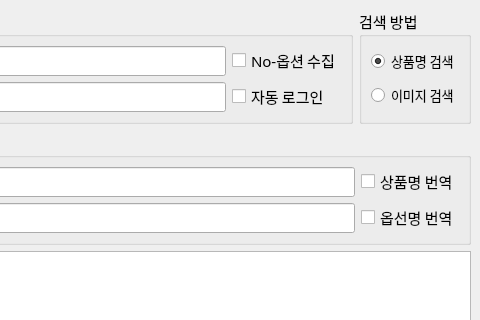
Qt form JingDongShoppingCrawller/driver/main_ui.ui (TomLee9903/TomLee9903) before a commit; both pictures show x 195 to 675 and y 0 to 320 of the 675 by 641 pixel window.
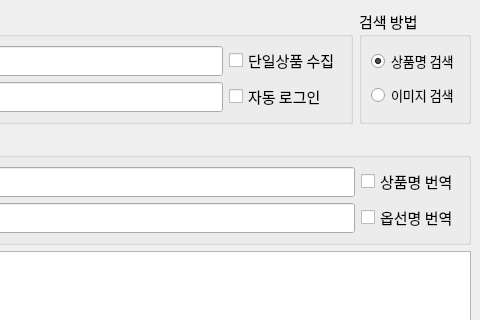
The same form after that commit.

Commit message: [JingDong] Jingdong 업데이트

What changed in the file:
```diff
--- a/JingDongShoppingCrawller/driver/main_ui.ui
+++ b/JingDongShoppingCrawller/driver/main_ui.ui
@@ -93,7 +93,7 @@
        <item row="0" column="2">
         <widget class="QCheckBox" name="no_option">
          <property name="text">
-          <string>No-옵션 수집</string>
+          <string>단일상품 수집</string>
          </property>
         </widget>
        </item>
```
The commit also changes 1 other file.
